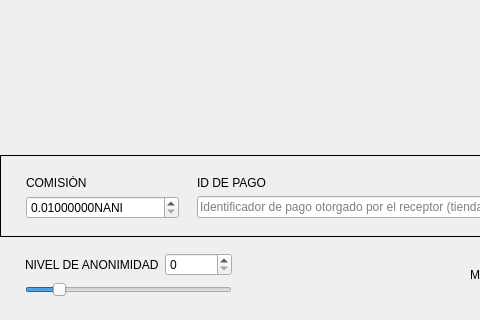
SebastianBar/nanicoinwallet, file src/Gui/Send/SendFrame.ui: the form before one commit; both pictures show x 0 to 480 and y 318 to 638 of the 866 by 638 pixel window.
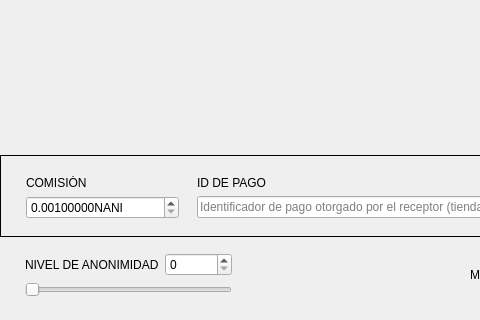
The form after the commit. Custom widgets are drawn as their Qt base class.

Commit message: Fix for maximum and minimum fee

```diff
--- a/src/Gui/Send/SendFrame.ui
+++ b/src/Gui/Send/SendFrame.ui
@@ -223,7 +223,7 @@
          <number>8</number>
         </property>
         <property name="minimum">
-         <double>0.010000000000000</double>
+         <double>0.001000000000000</double>
         </property>
         <property name="maximum">
          <double>999999999.000000000000000</double>
@@ -232,7 +232,7 @@
          <double>0.010000000000000</double>
         </property>
         <property name="value">
-         <double>0.010000000000000</double>
+         <double>0.001000000000000</double>
         </property>
        </widget>
       </item>
@@ -327,7 +327,7 @@
          <number>1</number>
         </property>
         <property name="value">
-         <number>7</number>
+         <number>0</number>
         </property>
         <property name="tracking">
          <bool>false</bool>
```
Left out of the diff: 2 changed lines with no effect on the pictures. The commit also changes 1 other file.
